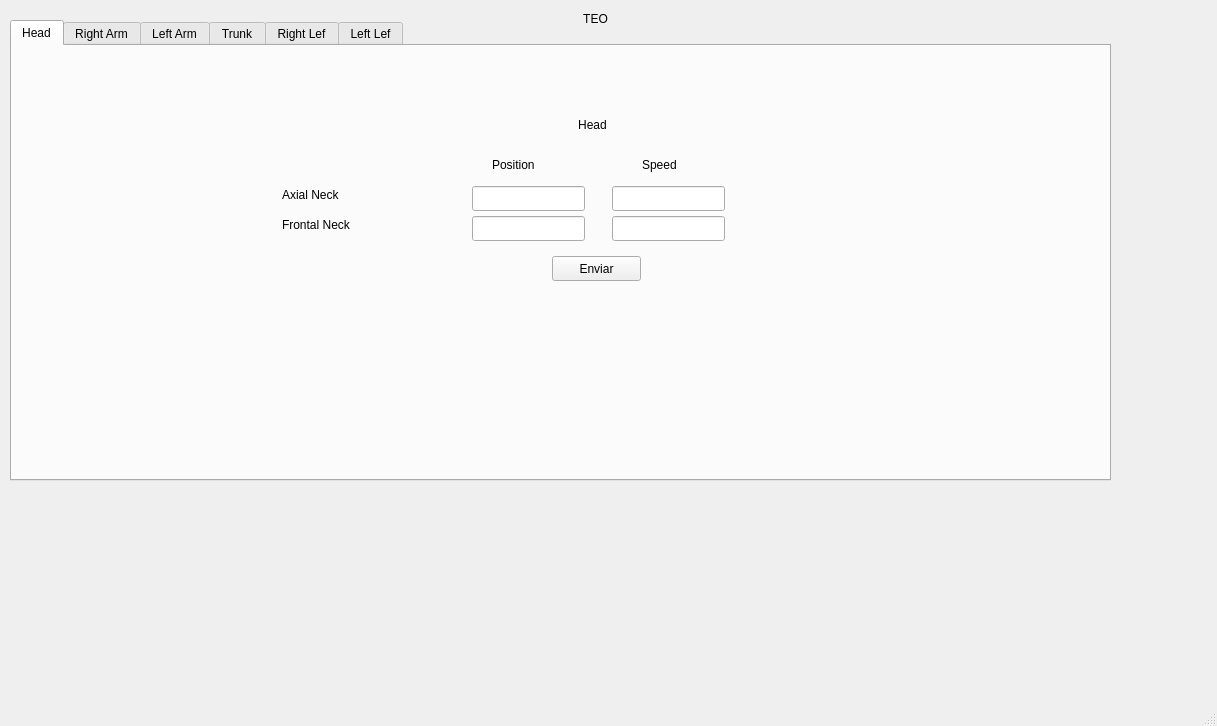
Qt form src/py_publisher/py_publisher/ventana.ui (TheArmega/Pruebas-TEO) before a commit.
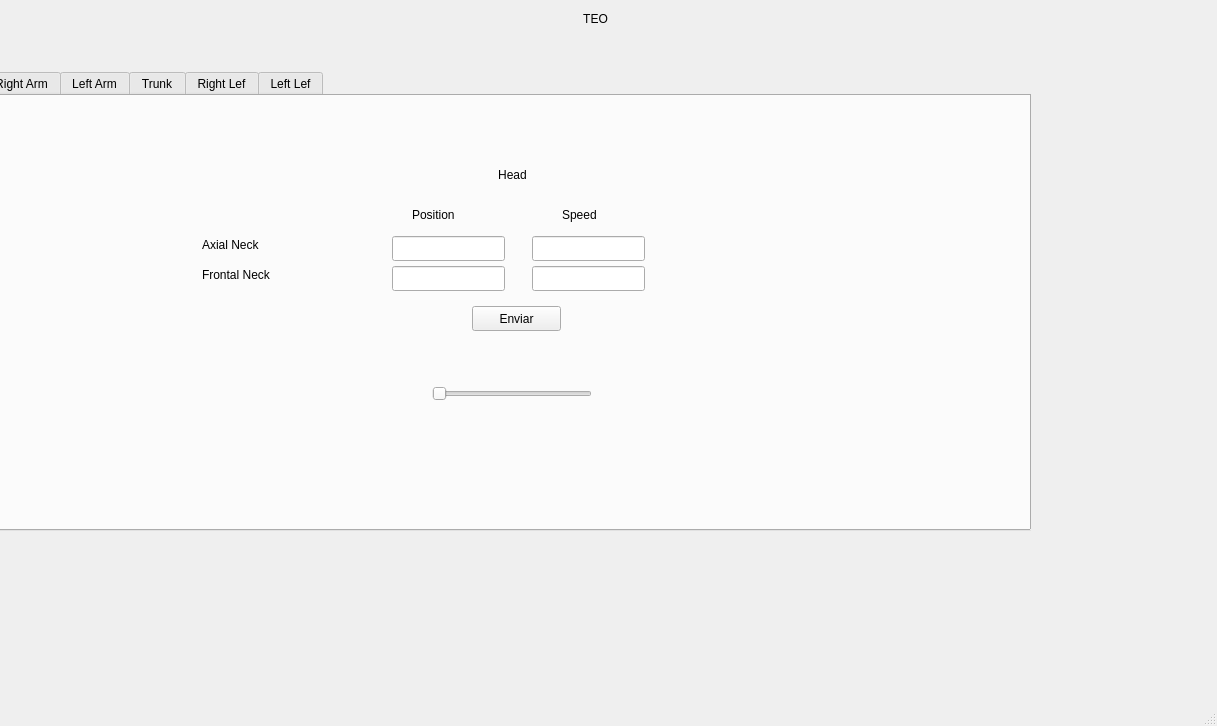
The same form after that commit. The open tabs and pages were chosen to show the change.

Patch:
```diff
--- a/src/py_publisher/py_publisher/ventana.ui
+++ b/src/py_publisher/py_publisher/ventana.ui
@@ -17,8 +17,8 @@
    <widget class="QTabWidget" name="tabWidget">
     <property name="geometry">
      <rect>
-      <x>10</x>
-      <y>20</y>
+      <x>-70</x>
+      <y>70</y>
       <width>1101</width>
       <height>461</height>
      </rect>
@@ -169,6 +169,19 @@
        <set>Qt::AlignLeading|Qt::AlignLeft|Qt::AlignVCenter</set>
       </property>
      </widget>
+     <widget class="QSlider" name="horizontalSlider">
+      <property name="geometry">
+       <rect>
+        <x>500</x>
+        <y>290</y>
+        <width>160</width>
+        <height>16</height>
+       </rect>
+      </property>
+      <property name="orientation">
+       <enum>Qt::Horizontal</enum>
+      </property>
+     </widget>
     </widget>
     <widget class="QWidget" name="tab">
      <attribute name="title">
```
Left out of the diff: 2 changed lines with no effect on the pictures.
